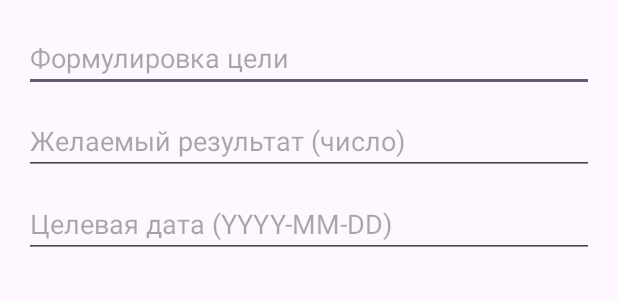
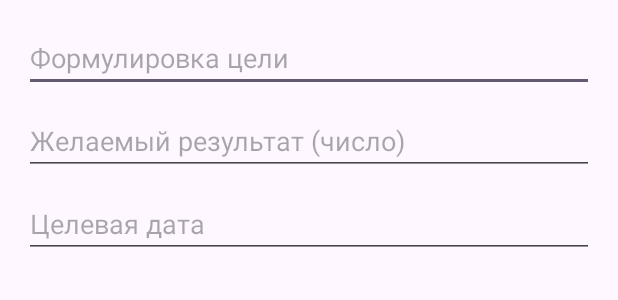
Before and after one commit to MofbeG/SupabaseTodoApp, an Android app: the layout dialog_add_goal.xml on its own in the app's theme, with its tools: preview values and no code run, on a phone screen of 412 x 824 dp. Shown: the top 300 px of the screen. Run offline under Robolectric (Android 15) with nearby library versions, the phone set to English and light mode, and no system bars.

Commit message:
Добавлен выбор целевой даты через DatePicker Исправлено отображение даты в формате dd.MM.yyyy

```diff
--- a/app/src/main/res/layout/dialog_add_goal.xml
+++ b/app/src/main/res/layout/dialog_add_goal.xml
@@ -24,7 +24,10 @@
         android:id="@+id/etTargetDate"
         android:layout_width="match_parent"
         android:layout_height="wrap_content"
-        android:hint="Целевая дата (YYYY-MM-DD)"
-        android:inputType="text"
+        android:hint="Целевая дата"
+        android:focusable="false"
+        android:clickable="true"
+        android:inputType="none"
         android:layout_marginTop="10dp"/>
+
 </LinearLayout>
```
Also changed, not shown: app/src/main/java/com/sigma/supabasetodoapp/MainActivity.java (+31 -1 lines), app/src/main/java/com/sigma/supabasetodoapp/adapters/GoalAdapter.java (+18 -1 lines).
